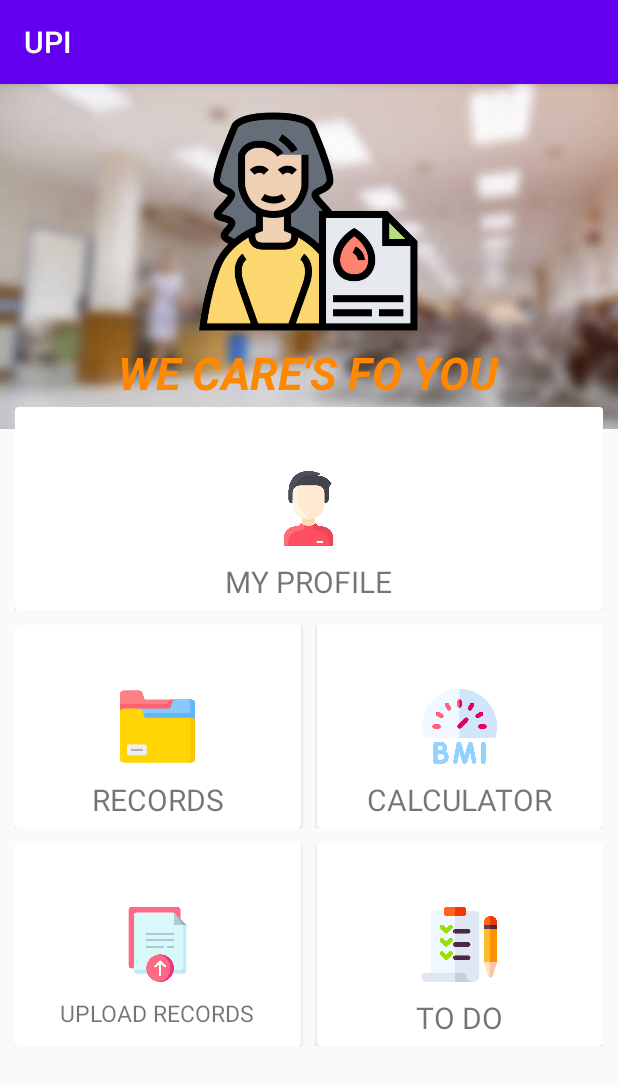
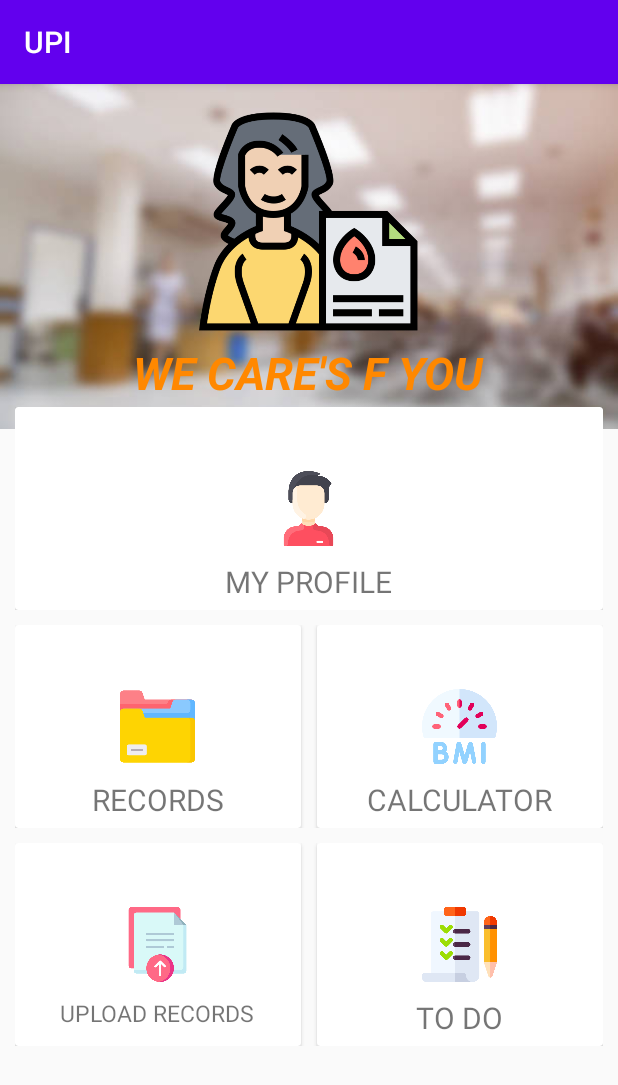
Before and after one commit to Mini-Project-GLAU-2020-21/Patient-s_Unique_Identification, an Android app: the Dash screen opened directly, with no data from a screen before it, on a phone screen of 412 x 824 dp. Shown: the top 1085 px of the screen. Run offline under Robolectric (Android 15) with nearby library versions, the phone set to English and light mode, and no system bars; Roboto replaces fonts that are not available here.

Commit message:
Initial Commit

```diff
--- a/app/src/main/res/layout/activity_dash.xml
+++ b/app/src/main/res/layout/activity_dash.xml
@@ -41,7 +41,7 @@
                         android:layout_height="wrap_content"
                         android:layout_marginTop="5dp"
                         android:fontFamily="@font/aclonica"
-                        android:text="WE CARE'S FO YOU"
+                        android:text="WE CARE'S F YOU"
                         android:textAllCaps="true"
                         android:textColor="@android:color/holo_orange_dark"
                         android:textSize="30sp"
```
